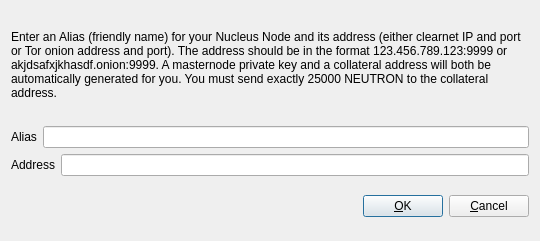
Qt form src/qt/forms/addeditadrenalinenode.ui (neutroncoin/neutron) before a commit.
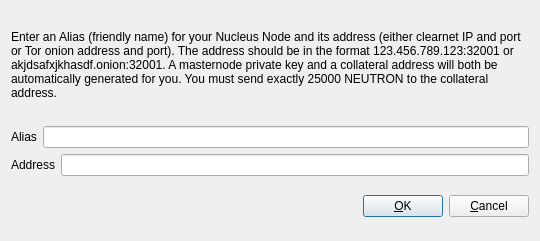
The same form after that commit.

Commit message: Check mn port during init and display errors

Patch:
```diff
--- a/src/qt/forms/addeditadrenalinenode.ui
+++ b/src/qt/forms/addeditadrenalinenode.ui
@@ -34,7 +34,7 @@
         </sizepolicy>
        </property>
        <property name="text">
-        <string>&lt;html&gt;&lt;head/&gt;&lt;body&gt;&lt;p&gt;Enter an Alias (friendly name) for your Nucleus Node and its address (either clearnet IP and port or Tor onion address and port).  The address should be in the format 123.456.789.123:9999 or akjdsafxjkhasdf.onion:9999.  A masternode private key and a collateral address will both be automatically generated for you.  You must send exactly 25000 NEUTRON to the collateral address.&lt;/p&gt;&lt;/body&gt;&lt;/html&gt;</string>
+        <string>&lt;html&gt;&lt;head/&gt;&lt;body&gt;&lt;p&gt;Enter an Alias (friendly name) for your Nucleus Node and its address (either clearnet IP and port or Tor onion address and port).  The address should be in the format 123.456.789.123:32001 or akjdsafxjkhasdf.onion:32001.  A masternode private key and a collateral address will both be automatically generated for you.  You must send exactly 25000 NEUTRON to the collateral address.&lt;/p&gt;&lt;/body&gt;&lt;/html&gt;</string>
        </property>
        <property name="wordWrap">
         <bool>true</bool>
```
The commit also changes 5 other files.
